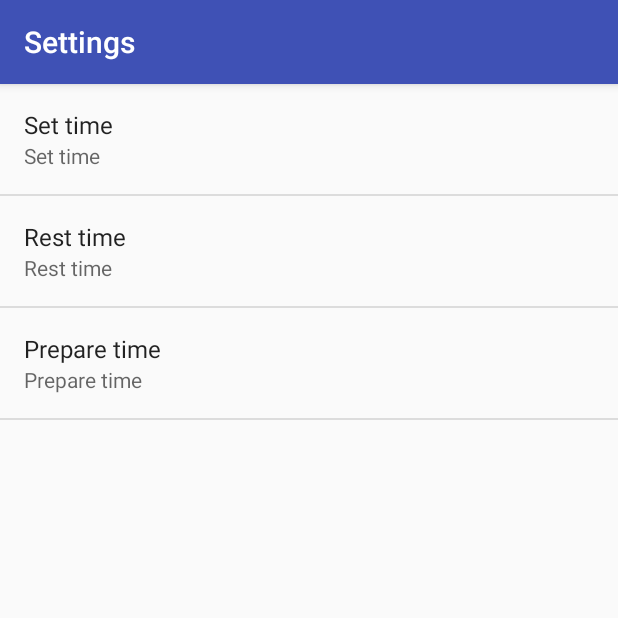
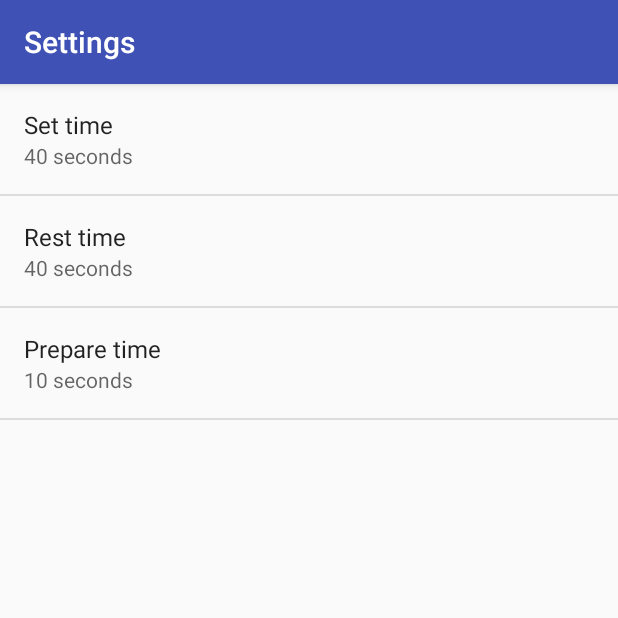
Before and after one commit to YuDaSe/fittime, an Android app: the screen it shows after launch (SettingsActivity), in the options menu, after a tap on "Settings", on a phone screen of 412 x 824 dp, the top half of it. Run offline under Robolectric (Android 15) with nearby library versions, the phone set to English and light mode, and no system bars.

Commit message:
shows settings value in settings

```diff
--- a/app/build.gradle
+++ b/app/build.gradle
@@ -2,7 +2,7 @@ apply plugin: 'com.android.application'
 
 android {
     compileSdkVersion 24
-    buildToolsVersion "24.0.2"
+    buildToolsVersion '25.0.0'
     defaultConfig {
         applicationId "com.time.fit.fittime"
         minSdkVersion 16
--- a/app/src/main/java/com/time/fit/fittime/SettingsActivity.java
+++ b/app/src/main/java/com/time/fit/fittime/SettingsActivity.java
@@ -5,6 +5,7 @@ import android.annotation.TargetApi;
 import android.content.Context;
 import android.content.Intent;
 import android.content.res.Configuration;
+import android.content.res.Resources;
 import android.media.Ringtone;
 import android.media.RingtoneManager;
 import android.net.Uri;
@@ -38,9 +39,14 @@ public class SettingsActivity extends AppCompatPreferenceActivity {
      * A preference value change listener that updates the preference's summary
      * to reflect its new value.
      */
-    private static Preference.OnPreferenceChangeListener
-            sBindPreferenceSummaryToValueListener =
-            new Preference.OnPreferenceChangeListener() {
+    private static final class PreferenceListener implements Preference.OnPreferenceChangeListener {
+
+        private final Resources res;
+
+        private PreferenceListener(Resources res) {
+            this.res = res;
+        }
+
         @Override
         public boolean onPreferenceChange(Preference preference, Object value) {
             String stringValue = value.toString();
@@ -82,11 +88,12 @@ public class SettingsActivity extends AppCompatPreferenceActivity {
             } else {
                 // For all other preferences, set the summary to the value's
                 // simple string representation.
-                preference.setSummary(stringValue);
+                int intValue = Integer.valueOf(stringValue);
+                preference.setSummary(res.getQuantityString(R.plurals.pref_summary_value, intValue, intValue));
             }
             return true;
         }
-    };
+    }
 
     /**
      * Helper method to determine if the device has an extra-large screen. For
@@ -104,15 +111,16 @@ public class SettingsActivity extends AppCompatPreferenceActivity {
      * immediately updated upon calling this method. The exact display format is
      * dependent on the type of preference.
      *
-     * @see #sBindPreferenceSummaryToValueListener
+     * @see PreferenceListener
      */
-    private static void bindPreferenceSummaryToValue(Preference preference) {
+    private static void bindPreferenceSummaryToValue(Preference preference, Resources res) {
+        PreferenceListener listener = new PreferenceListener(res);
         // Set the listener to watch for value changes.
-        preference.setOnPreferenceChangeListener(sBindPreferenceSummaryToValueListener);
+        preference.setOnPreferenceChangeListener(listener);
 
         // Trigger the listener immediately with the preference's
         // current value.
-        sBindPreferenceSummaryToValueListener.onPreferenceChange(preference,
+        listener.onPreferenceChange(preference,
                 PreferenceManager
                         .getDefaultSharedPreferences(preference.getContext())
                         .getString(preference.getKey(), ""));
@@ -179,12 +187,10 @@ public class SettingsActivity extends AppCompatPreferenceActivity {
             addPreferencesFromResource(R.xml.pref_general);
             setHasOptionsMenu(true);
 
-            // Bind the summaries of EditText/List/Dialog/Ringtone preferences
-            // to their values. When their values change, their summaries are
-            // updated to reflect the new value, per the Android Design
-            // guidelines.
-            // bindPreferenceSummaryToValue(findPreference("example_text"));
-            // bindPreferenceSummaryToValue(findPreference("example_list"));
+            Resources res = getResources();
+            bindPreferenceSummaryToValue(findPreference("SET_TIME"), res);
+            bindPreferenceSummaryToValue(findPreference("REST_TIME"), res);
+            bindPreferenceSummaryToValue(findPreference("PREPARE_TIME"), res);
         }
 
         @Override
--- a/app/src/main/res/values/strings.xml
+++ b/app/src/main/res/values/strings.xml
@@ -67,6 +67,11 @@
 
     <string name="pref_title_system_sync_settings">System sync settings</string>
 
+    <plurals name="pref_summary_value">
+        <item quantity="one">%d second</item>
+        <item quantity="other">%d seconds</item>
+    </plurals>
+
     <!-- Example settings for Notifications -->
     <string name="pref_header_notifications">Notifications</string>
 
--- a/build.gradle
+++ b/build.gradle
@@ -5,7 +5,7 @@ buildscript {
         jcenter()
     }
     dependencies {
-        classpath 'com.android.tools.build:gradle:2.2.2'
+        classpath 'com.android.tools.build:gradle:2.3.3'
 
         // NOTE: Do not place your application dependencies here; they belong
         // in the individual module build.gradle files
```
Also changed, not shown: gradle/wrapper/gradle-wrapper.properties, 1 other file.
